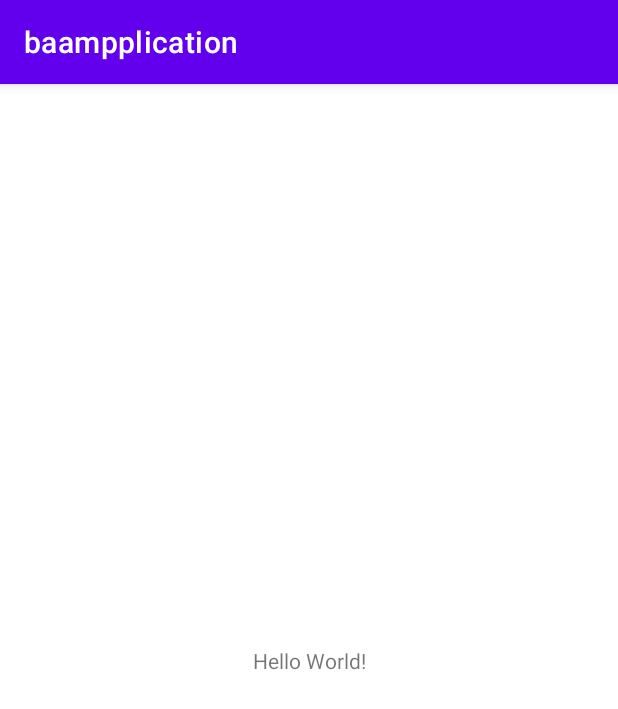
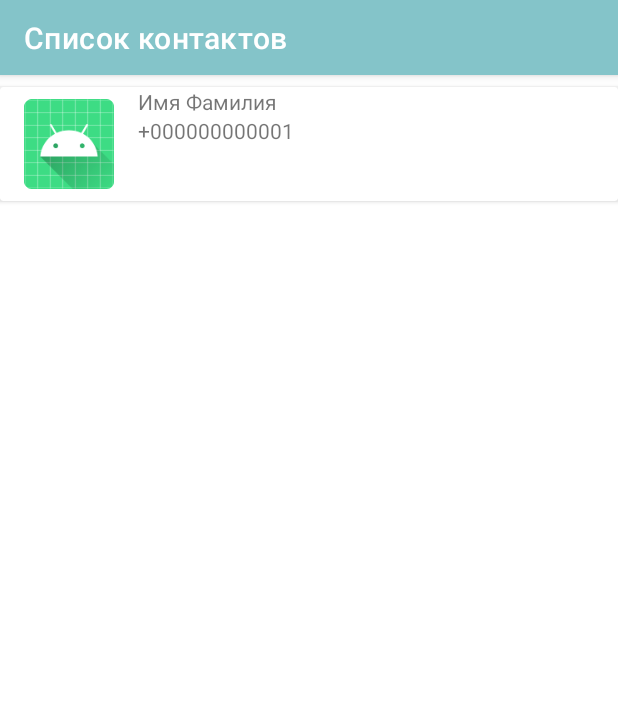
Before and after one commit to SupBaam/baampplication, an Android app: the screen it shows after launch (MainActivity), on a phone screen of 412 x 824 dp. Shown: the top 709 px of the screen. Run offline under Robolectric (Android 15) with nearby library versions, the phone set to English and light mode, and no system bars.

Commit message:
ДЗ 2. Список контактов и детали контакта. Только верстка и навигация

```diff
--- /dev/null
+++ b/app/src/main/java/com/gdbaam/baampplication/ContactListFragment.kt
@@ -0,0 +1,19 @@
+package com.gdbaam.baampplication
+
+import android.os.Bundle
+import android.view.View
+import androidx.cardview.widget.CardView
+import androidx.fragment.app.Fragment
+
+class ContactListFragment : Fragment(R.layout.fragment_contact_list) {
+    override fun onViewCreated(view: View, savedInstanceState: Bundle?) {
+        super.onViewCreated(view, savedInstanceState)
+        view.findViewById<CardView>(R.id.conatct).setOnClickListener {
+            (requireActivity() as MainActivity).navigateToDetails()
+        }
+    }
+
+    companion object {
+        fun newInstance() = ContactListFragment()
+    }
+}
--- a/app/src/main/java/com/gdbaam/baampplication/MainActivity.kt
+++ b/app/src/main/java/com/gdbaam/baampplication/MainActivity.kt
@@ -1,11 +1,24 @@
 package com.gdbaam.baampplication
 
+import android.os.Bundle
 import androidx.appcompat.app.AppCompatActivity
-import android.os.Bundle
 
 class MainActivity : AppCompatActivity() {
     override fun onCreate(savedInstanceState: Bundle?) {
         super.onCreate(savedInstanceState)
         setContentView(R.layout.activity_main)
+        if (savedInstanceState == null) {
+            supportFragmentManager
+                .beginTransaction()
+                .add(R.id.container, ContactListFragment.newInstance())
+                .commit()
+        }
+    }
+
+    fun navigateToDetails() {
+        supportFragmentManager.beginTransaction()
+            .replace(R.id.container, ContactDetailsFragment.newInstance())
+            .addToBackStack(null)
+            .commit()
     }
 }
--- a/app/src/main/res/layout/activity_main.xml
+++ b/app/src/main/res/layout/activity_main.xml
@@ -1,18 +1,8 @@
 <?xml version="1.0" encoding="utf-8"?>
-<androidx.constraintlayout.widget.ConstraintLayout xmlns:android="http://schemas.android.com/apk/res/android"
-    xmlns:app="http://schemas.android.com/apk/res-auto"
+<FrameLayout xmlns:android="http://schemas.android.com/apk/res/android"
     xmlns:tools="http://schemas.android.com/tools"
+    android:id="@+id/container"
     android:layout_width="match_parent"
     android:layout_height="match_parent"
     tools:context=".MainActivity">
-
-    <TextView
-        android:layout_width="wrap_content"
-        android:layout_height="wrap_content"
-        android:text="Hello World!"
-        app:layout_constraintBottom_toBottomOf="parent"
-        app:layout_constraintLeft_toLeftOf="parent"
-        app:layout_constraintRight_toRightOf="parent"
-        app:layout_constraintTop_toTopOf="parent" />
-
-</androidx.constraintlayout.widget.ConstraintLayout>
+</FrameLayout>
--- /dev/null
+++ b/app/src/main/res/layout/fragment_contact_list.xml
@@ -0,0 +1,67 @@
+<?xml version="1.0" encoding="utf-8"?>
+
+<LinearLayout xmlns:android="http://schemas.android.com/apk/res/android"
+    xmlns:app="http://schemas.android.com/apk/res-auto"
+    android:layout_width="match_parent"
+    android:layout_height="match_parent"
+    android:orientation="vertical">
+
+    <com.google.android.material.appbar.AppBarLayout
+        android:id="@+id/toolBar"
+        android:layout_width="match_parent"
+        android:layout_height="wrap_content">
+
+        <androidx.appcompat.widget.Toolbar
+            android:layout_width="match_parent"
+            android:layout_height="@dimen/toolbar_height_size"
+            android:background="@color/light_blue"
+            app:title="Список контактов"
+            app:titleTextColor="@color/white" />
+    </com.google.android.material.appbar.AppBarLayout>
+
+    <androidx.cardview.widget.CardView
+        android:id="@+id/conatct"
+        android:layout_width="match_parent"
+        android:layout_height="wrap_content"
+        android:layout_marginTop="@dimen/margin_small"
+        android:background="@color/light_blue">
+
+        <LinearLayout
+            android:layout_width="match_parent"
+            android:layout_height="wrap_content"
+            android:orientation="horizontal"
+            android:paddingStart="@dimen/margin_medium"
+            android:paddingEnd="@dimen/margin_medium">
+
+            <ImageView
+                android:id="@+id/contactImage"
+                android:layout_width="@dimen/contact_image_width"
+                android:layout_height="@dimen/contact_image_height"
+                android:layout_marginTop="@dimen/margin_small"
+                android:layout_marginBottom="@dimen/margin_small"
+                android:src="@mipmap/ic_launcher"
+                android:layout_gravity="center_vertical"
+                android:contentDescription="@string/todo" />
+
+            <LinearLayout
+                android:layout_width="match_parent"
+                android:layout_height="match_parent"
+                android:orientation="vertical">
+
+                <TextView
+                    android:id="@+id/nameLastName"
+                    android:layout_width="wrap_content"
+                    android:layout_height="wrap_content"
+                    android:layout_marginStart="16dp"
+                    android:text="@string/contactName" />
+
+                <TextView
+                    android:id="@+id/number1"
+                    android:layout_width="wrap_content"
+                    android:layout_height="wrap_content"
+                    android:layout_marginStart="@dimen/margin_medium"
+                    android:text="@string/contactPhoneNumber" />
+            </LinearLayout>
+        </LinearLayout>
+    </androidx.cardview.widget.CardView>
+</LinearLayout>
--- a/app/src/main/res/values-night/themes.xml
+++ b/app/src/main/res/values-night/themes.xml
@@ -1,6 +1,6 @@
 <resources xmlns:tools="http://schemas.android.com/tools">
     <!-- Base application theme. -->
-    <style name="Theme.Baampplication" parent="Theme.MaterialComponents.DayNight.DarkActionBar">
+    <style name="Theme.Baampplication" parent="Theme.MaterialComponents.DayNight.NoActionBar">
         <!-- Primary brand color. -->
         <item name="colorPrimary">@color/purple_200</item>
         <item name="colorPrimaryVariant">@color/purple_700</item>
--- a/app/src/main/res/values/colors.xml
+++ b/app/src/main/res/values/colors.xml
@@ -1,10 +1,11 @@
 <?xml version="1.0" encoding="utf-8"?>
 <resources>
     <color name="purple_200">#FFBB86FC</color>
-    <color name="purple_500">#FF6200EE</color>
+    <color name="light_blue">#84c4c9</color>
     <color name="purple_700">#FF3700B3</color>
     <color name="teal_200">#FF03DAC5</color>
     <color name="teal_700">#FF018786</color>
     <color name="black">#FF000000</color>
     <color name="white">#FFFFFFFF</color>
+    <color name="grey">#acaabd</color>
 </resources>
--- /dev/null
+++ b/app/src/main/res/values/dimens.xml
@@ -0,0 +1,11 @@
+<resources>
+    <dimen name="contact_image_width">60dp</dimen>
+    <dimen name="contact_image_height">60dp</dimen>
+
+    <dimen name="margin_medium">16dp</dimen>
+    <dimen name="margin_small">8dp</dimen>
+    <dimen name="elevation_small">8dp</dimen>
+
+    <dimen name="toolbar_text_size">18sp</dimen>
+    <dimen name="toolbar_height_size">50dp</dimen>
+</resources>
--- a/app/src/main/res/values/strings.xml
+++ b/app/src/main/res/values/strings.xml
@@ -1,3 +1,9 @@
 <resources>
     <string name="app_name">baampplication</string>
+    <string name="contactName">Имя Фамилия</string>
+    <string name="contactPhoneNumber">+000000000001</string>
+    <string name="contactEmail1">email-1</string>
+    <string name="contactEmail2">email-2</string>
+    <string name="contactEmail">…</string>
+    <string name="todo">TODO</string>
 </resources>
--- a/app/src/main/res/values/themes.xml
+++ b/app/src/main/res/values/themes.xml
@@ -1,16 +1,17 @@
-<resources xmlns:tools="http://schemas.android.com/tools">
+<resources>
     <!-- Base application theme. -->
-    <style name="Theme.Baampplication" parent="Theme.MaterialComponents.DayNight.DarkActionBar">
+    <style name="Theme.Baampplication" parent="Theme.MaterialComponents.DayNight.NoActionBar">
         <!-- Primary brand color. -->
-        <item name="colorPrimary">@color/purple_500</item>
+        <item name="colorPrimary">@color/light_blue</item>
         <item name="colorPrimaryVariant">@color/purple_700</item>
         <item name="colorOnPrimary">@color/white</item>
+        <item name="colorAccent">@color/grey</item>
         <!-- Secondary brand color. -->
         <item name="colorSecondary">@color/teal_200</item>
         <item name="colorSecondaryVariant">@color/teal_700</item>
         <item name="colorOnSecondary">@color/black</item>
         <!-- Status bar color. -->
-        <item name="android:statusBarColor" tools:targetApi="l">?attr/colorPrimaryVariant</item>
+        <item name="android:statusBarColor">?attr/colorPrimaryVariant</item>
         <!-- Customize your theme here. -->
     </style>
 </resources>
```
Also changed, not shown: app/src/main/java/com/gdbaam/baampplication/ContactDetailsFragment.kt (added, +9 -0 lines), app/src/main/res/layout/fragment_contact_details.xml (added, +74 -0 lines).
